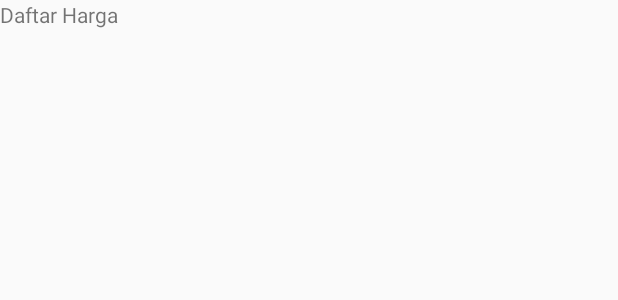
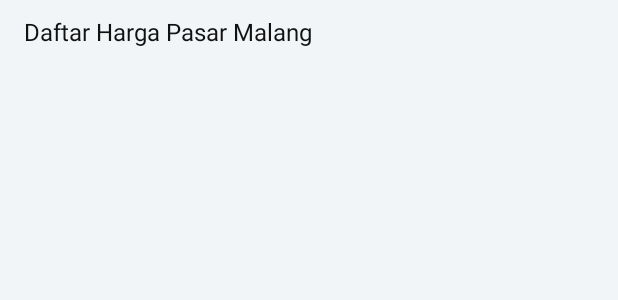
Before and after one commit to Sherly02/PasarMalang, an Android app: the layout fragment_price.xml on its own in the app's theme, with its tools: preview values and no code run, on a phone screen of 412 x 824 dp. Shown: the top 300 px of the screen. Run offline under Robolectric (Android 15) with nearby library versions, the phone set to English and light mode, and no system bars.

Commit message:
+ Merubah struktur layout dengan NestedScrollView digunakan untuk show/hide NavigationBottom + Menambahkan TextView untuk judul + Menambahkan widget RecyclerView

```diff
--- a/app/src/main/res/layout/fragment_price.xml
+++ b/app/src/main/res/layout/fragment_price.xml
@@ -1,13 +1,30 @@
-<FrameLayout xmlns:android="http://schemas.android.com/apk/res/android"
+<android.support.v4.widget.NestedScrollView xmlns:android="http://schemas.android.com/apk/res/android"
     xmlns:tools="http://schemas.android.com/tools"
     android:layout_width="match_parent"
     android:layout_height="match_parent"
+    android:background="#f1f5f7"
     tools:context="id.sch.smktelkom_mlg.afinal.xirpl1103033.pasarmalang.fragment.PriceFragment">
 
-    <!-- TODO: Update blank fragment layout -->
-    <TextView
+    <LinearLayout
         android:layout_width="match_parent"
         android:layout_height="match_parent"
-        android:text="@string/title_price" />
+        android:orientation="vertical">
 
-</FrameLayout>
+        <TextView
+            android:layout_width="match_parent"
+            android:layout_height="wrap_content"
+            android:paddingLeft="@dimen/activity_horizontal_margin"
+            android:paddingTop="10dp"
+            android:text="Daftar Harga Pasar Malang"
+            android:textColor="#111"
+            android:textSize="16dp" />
+
+        <android.support.v7.widget.RecyclerView
+            android:id="@+id/recycler_view"
+            android:layout_width="match_parent"
+            android:layout_height="wrap_content"
+            android:clipToPadding="false"
+            android:scrollbars="vertical" />
+    </LinearLayout>
+
+</android.support.v4.widget.NestedScrollView>
```
